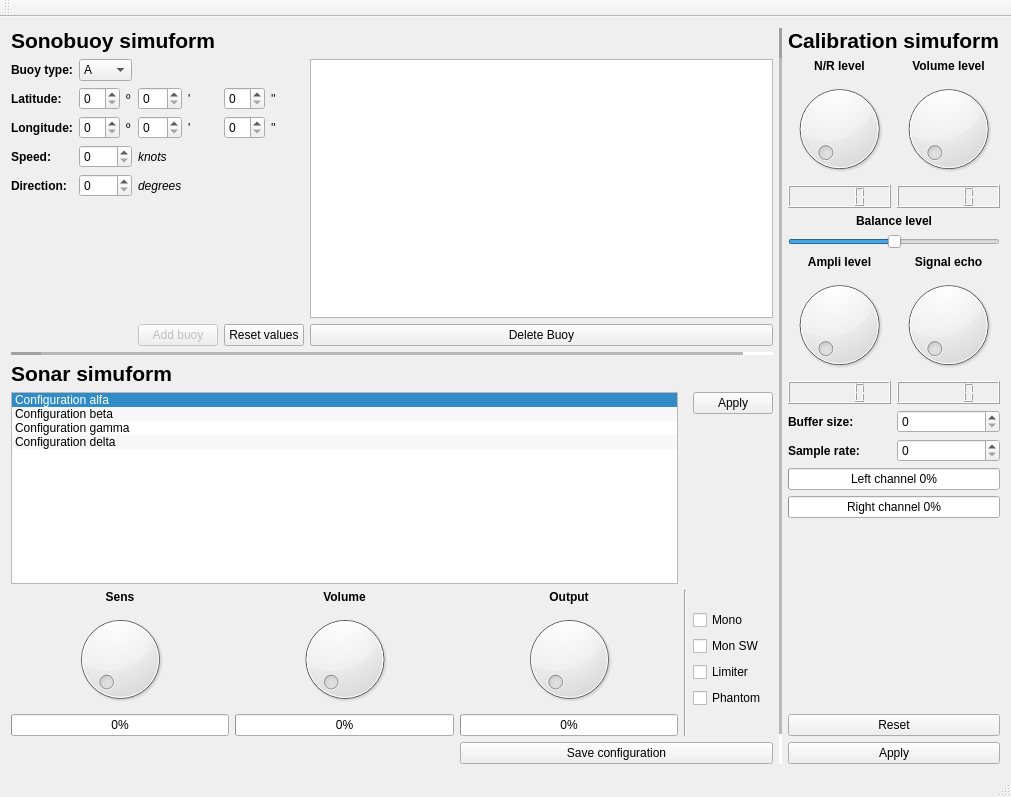
Old version of the form testbench/desktop/mainwindow.ui in the repository pedromateo/openhmitester.
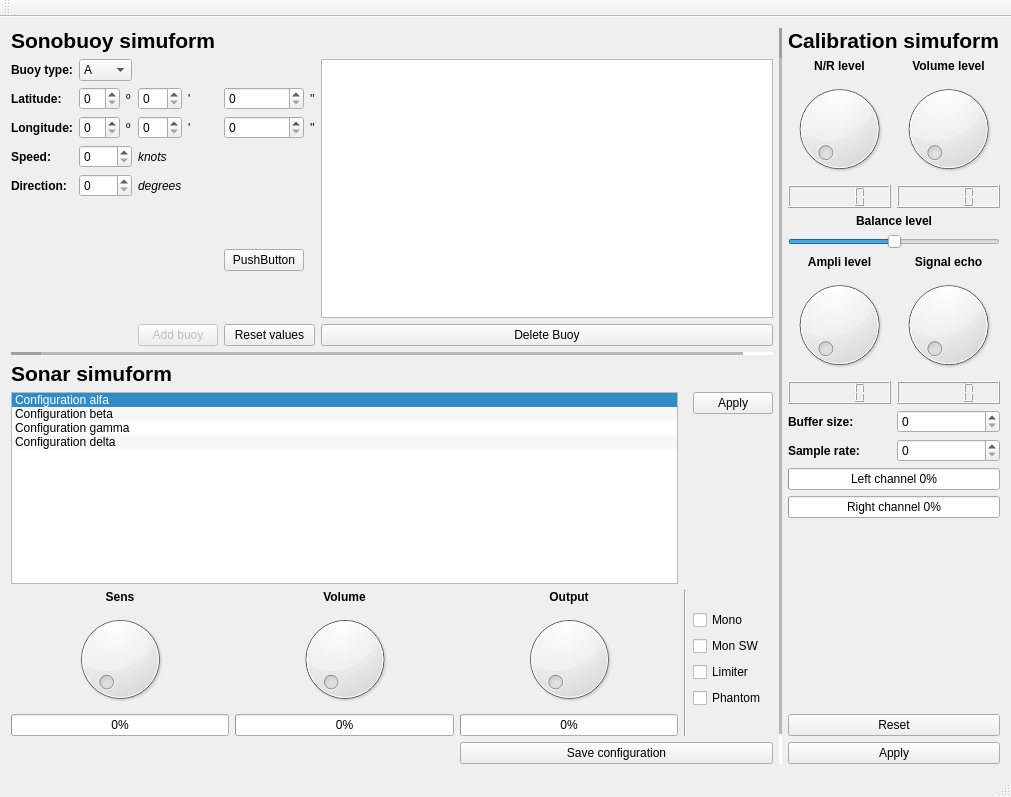
New version of the form.

Commit message: removing useless files

```diff
--- a/testbench/desktop/mainwindow.ui
+++ b/testbench/desktop/mainwindow.ui
@@ -256,6 +256,13 @@
           </property>
          </widget>
         </item>
+        <item row="6" column="5">
+         <widget class="QPushButton" name="pushButton_4">
+          <property name="text">
+           <string>PushButton</string>
+          </property>
+         </widget>
+        </item>
        </layout>
       </item>
       <item row="0" column="2" rowspan="3">
```
The commit also changes 1 other file.
